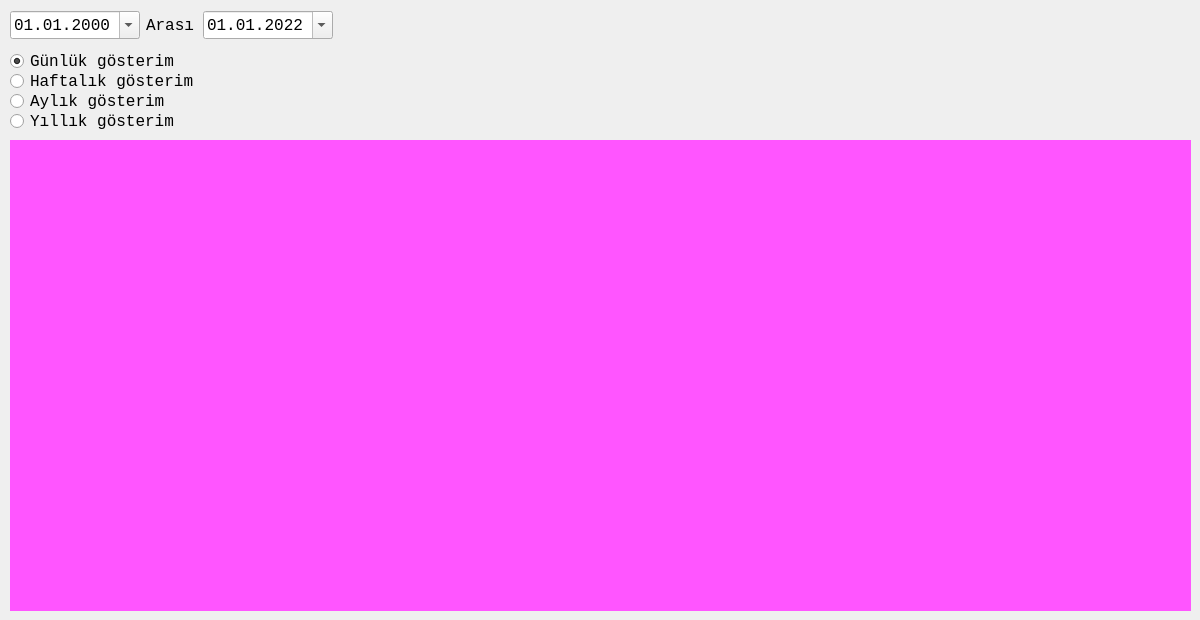
The window that satisgrafigiform.ui (mamoo81/bhss) describes before a commit, drawn with Qt 5.
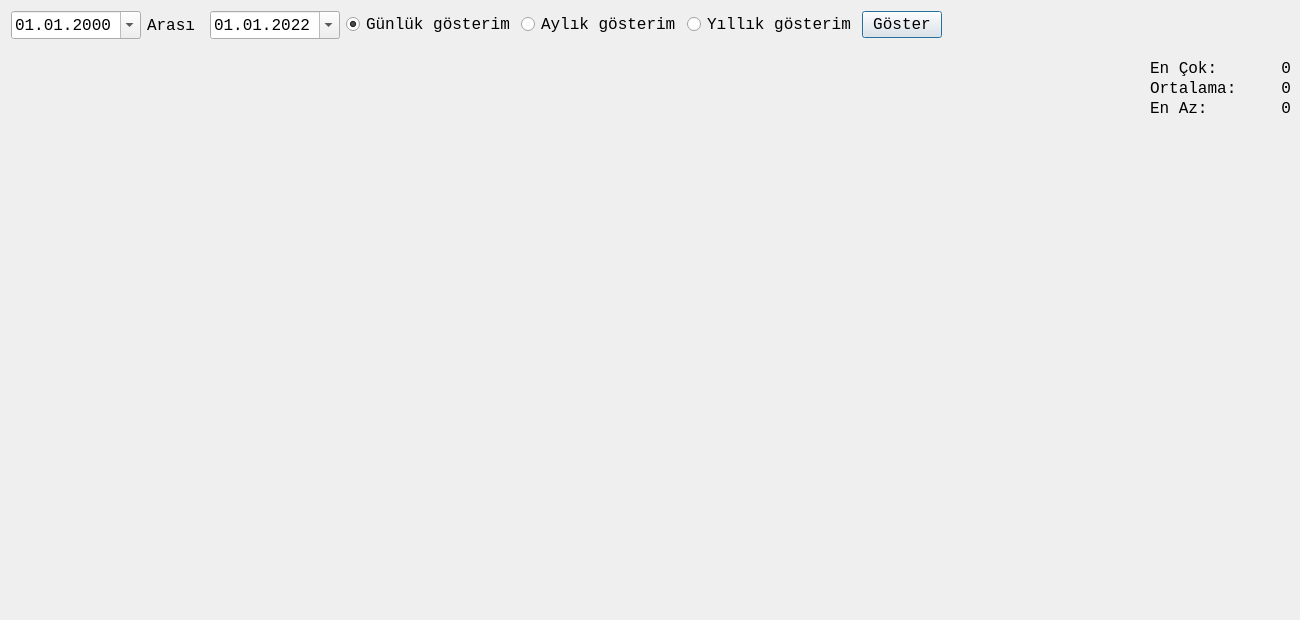
The same window after the commit.

The edit to the form file:
```diff
--- a/satisgrafigiform.ui
+++ b/satisgrafigiform.ui
@@ -6,19 +6,19 @@
    <rect>
     <x>0</x>
     <y>0</y>
-    <width>1200</width>
+    <width>1300</width>
     <height>620</height>
    </rect>
   </property>
   <property name="minimumSize">
    <size>
-    <width>960</width>
-    <height>100</height>
+    <width>1300</width>
+    <height>620</height>
    </size>
   </property>
   <property name="maximumSize">
    <size>
-    <width>1200</width>
+    <width>1300</width>
     <height>620</height>
    </size>
   </property>
@@ -34,18 +34,15 @@
   <widget class="QFrame" name="horizontalFrame">
    <property name="geometry">
     <rect>
-     <x>10</x>
-     <y>140</y>
-     <width>1181</width>
-     <height>471</height>
+     <x>0</x>
+     <y>50</y>
+     <width>1141</width>
+     <height>571</height>
     </rect>
    </property>
    <property name="autoFillBackground">
     <bool>false</bool>
    </property>
-   <property name="styleSheet">
-    <string notr="true">background-color: rgb(255, 85, 255);</string>
-   </property>
    <layout class="QHBoxLayout" name="horizontalLayout_2">
     <property name="spacing">
      <number>0</number>
@@ -67,12 +64,99 @@
     </property>
    </layout>
   </widget>
-  <widget class="QWidget" name="layoutWidget">
+  <widget class="QLabel" name="label_2">
    <property name="geometry">
     <rect>
-     <x>10</x>
+     <x>1150</x>
+     <y>60</y>
+     <width>91</width>
+     <height>17</height>
+    </rect>
+   </property>
+   <property name="text">
+    <string>En Çok:</string>
+   </property>
+  </widget>
+  <widget class="QLabel" name="label_3">
+   <property name="geometry">
+    <rect>
+     <x>1150</x>
+     <y>80</y>
+     <width>91</width>
+     <height>17</height>
+    </rect>
+   </property>
+   <property name="text">
+    <string>Ortalama:</string>
+   </property>
+  </widget>
+  <widget class="QLabel" name="label_4">
+   <property name="geometry">
+    <rect>
+     <x>1150</x>
+     <y>100</y>
+     <width>91</width>
+     <height>17</height>
+    </rect>
+   </property>
+   <property name="text">
+    <string>En Az:</string>
+   </property>
+  </widget>
+  <widget class="QLabel" name="EnCoklabel">
+   <property name="geometry">
+    <rect>
+     <x>1230</x>
+     <y>60</y>
+     <width>61</width>
+     <height>17</height>
+    </rect>
+   </property>
+   <property name="text">
+    <string>0</string>
+   </property>
+   <property name="alignment">
+    <set>Qt::AlignRight|Qt::AlignTrailing|Qt::AlignVCenter</set>
+   </property>
+  </widget>
+  <widget class="QLabel" name="Ortalamalabel">
+   <property name="geometry">
+    <rect>
+     <x>1230</x>
+     <y>80</y>
+     <width>61</width>
+     <height>17</height>
+    </rect>
+   </property>
+   <property name="text">
+    <string>0</string>
+   </property>
+   <property name="alignment">
+    <set>Qt::AlignRight|Qt::AlignTrailing|Qt::AlignVCenter</set>
+   </property>
+  </widget>
+  <widget class="QLabel" name="EnAzlabel">
+   <property name="geometry">
+    <rect>
+     <x>1230</x>
+     <y>100</y>
+     <width>61</width>
+     <height>17</height>
+    </rect>
+   </property>
+   <property name="text">
+    <string>0</string>
+   </property>
+   <property name="alignment">
+    <set>Qt::AlignRight|Qt::AlignTrailing|Qt::AlignVCenter</set>
+   </property>
+  </widget>
+  <widget class="QWidget" name="">
+   <property name="geometry">
+    <rect>
+     <x>11</x>
      <y>10</y>
-     <width>323</width>
+     <width>931</width>
      <height>30</height>
     </rect>
    </property>
@@ -111,63 +195,39 @@
       </property>
      </widget>
     </item>
+    <item>
+     <widget class="QRadioButton" name="gunlukradioButton">
+      <property name="text">
+       <string>Günlük gösterim</string>
+      </property>
+      <property name="checked">
+       <bool>true</bool>
+      </property>
+     </widget>
+    </item>
+    <item>
+     <widget class="QRadioButton" name="aylikradioButton">
+      <property name="text">
+       <string>Aylık gösterim</string>
+      </property>
+     </widget>
+    </item>
+    <item>
+     <widget class="QRadioButton" name="yillikradioButton">
+      <property name="text">
+       <string>Yıllık gösterim</string>
+      </property>
+     </widget>
+    </item>
+    <item>
+     <widget class="QPushButton" name="gosterpushButton">
+      <property name="text">
+       <string>Göster</string>
+      </property>
+     </widget>
+    </item>
    </layout>
   </widget>
-  <widget class="QRadioButton" name="radioButton">
-   <property name="geometry">
-    <rect>
-     <x>10</x>
-     <y>50</y>
-     <width>191</width>
-     <height>23</height>
-    </rect>
-   </property>
-   <property name="text">
-    <string>Günlük gösterim</string>
-   </property>
-   <property name="checked">
-    <bool>true</bool>
-   </property>
-  </widget>
-  <widget class="QRadioButton" name="radioButton_2">
-   <property name="geometry">
-    <rect>
-     <x>10</x>
-     <y>70</y>
-     <width>191</width>
-     <height>23</height>
-    </rect>
-   </property>
-   <property name="text">
-    <string>Haftalık gösterim</string>
-   </property>
-  </widget>
-  <widget class="QRadioButton" name="radioButton_3">
-   <property name="geometry">
-    <rect>
-     <x>10</x>
-     <y>90</y>
-     <width>191</width>
-     <height>23</height>
-    </rect>
-   </property>
-   <property name="text">
-    <string>Aylık gösterim</string>
-   </property>
-  </widget>
-  <widget class="QRadioButton" name="radioButton_4">
-   <property name="geometry">
-    <rect>
-     <x>10</x>
-     <y>110</y>
-     <width>191</width>
-     <height>23</height>
-    </rect>
-   </property>
-   <property name="text">
-    <string>Yıllık gösterim</string>
-   </property>
-  </widget>
  </widget>
  <resources/>
  <connections/>
```
